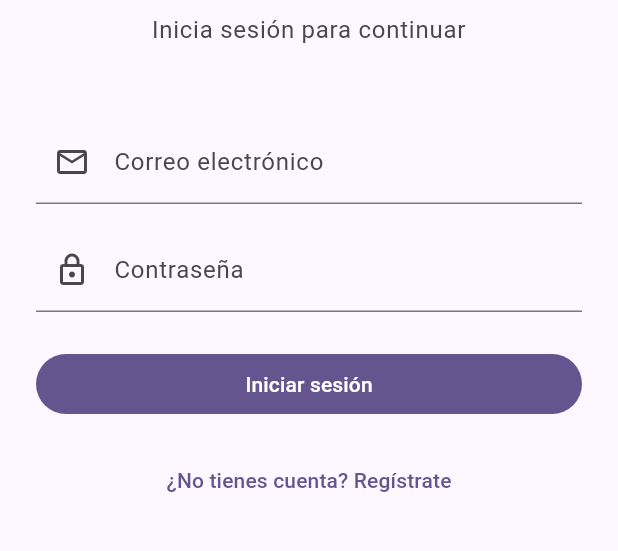
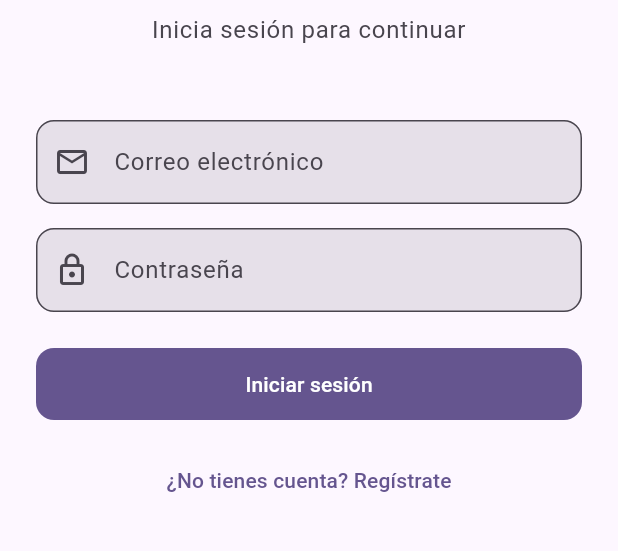
Before and after one commit to Fepe7/habit-ai, a Flutter app: the screen it shows after launch, on a phone screen of 412 x 824 dp, the part 450-1001 px from its top. Run offline on Flutter 3.47's test engine with Material 3 defaults, Android fonts, the phone set to English and light mode, and no system bars; our stand-ins replace cloud_firestore, firebase_auth, firebase_core, go_router; accounts and stored records are empty; generated files the repository leaves out were written again.

Commit message:
configurar sistema de temas dinámicos (claro/oscuro) en el proyecto
Se ha centralizado la configuración visual de la aplicación mediante la creación de `AppTheme`, incluyendo:
- Soporte para `lightTheme` y `darkTheme` respetando la preferencia del sistema.
- Definición de estilos globales para componentes Material 3: `CardTheme`, `FilledButton`, `ElevatedButton`, `InputDecoration` y `AppBar`.
- Implementación de un esquema de colores basado en una semilla común (`0xFF6750A4`).
- Utilidad para asignar colores específicos por categoría de hábito.
- Integración del nuevo tema en `MaterialApp` dentro de `app.dart`.

```diff
--- a/lib/app.dart
+++ b/lib/app.dart
@@ -2,6 +2,7 @@ import 'package:flutter/material.dart';
 import 'package:go_router/go_router.dart';
 import 'features/auth/data/auth_repository.dart';
 import 'core/router/app_router.dart';
+import 'core/theme/app_theme.dart';
 
 // Para poder acceder al AuthRepository desde cualquier pantalla
 // sin tener que pasarlo por constructor
@@ -57,10 +58,9 @@ class _HabitAIAppState extends State<HabitAIApp> {
       child: MaterialApp.router(
         title: 'HabitAI',
         debugShowCheckedModeBanner: false,
-        theme: ThemeData(
-          useMaterial3: true,
-          colorSchemeSeed: const Color(0xFF6750A4),
-        ),
+        theme: AppTheme.lightTheme,
+        darkTheme: AppTheme.darkTheme,
+        themeMode: ThemeMode.system, // respeta la preferencia del dispositivo
         routerConfig: _router,
       ),
     );
--- /dev/null
+++ b/lib/core/theme/app_theme.dart
@@ -0,0 +1,106 @@
+import 'package:flutter/material.dart';
+
+class AppTheme {
+  static const Color seedColor = Color(0xFF6750A4); // violeta Material 3
+
+  static ThemeData get lightTheme {
+    final colorScheme = ColorScheme.fromSeed(
+      seedColor: seedColor,
+      brightness: Brightness.light,
+    );
+    return _buildTheme(colorScheme);
+  }
+
+  static ThemeData get darkTheme {
+    final colorScheme = ColorScheme.fromSeed(
+      seedColor: seedColor,
+      brightness: Brightness.dark,
+    );
+    return _buildTheme(colorScheme);
+  }
+
+  // tema comun para light y dark
+  static ThemeData _buildTheme(ColorScheme colorScheme) {
+    return ThemeData(
+      useMaterial3: true,
+      colorScheme: colorScheme,
+
+      // cards planas con bordes redondeados
+      cardTheme: CardThemeData(
+        elevation: 0,
+        shape: RoundedRectangleBorder(
+          borderRadius: BorderRadius.circular(16),
+        ),
+      ),
+
+      // botones a ancho completo
+      filledButtonTheme: FilledButtonThemeData(
+        style: FilledButton.styleFrom(
+          minimumSize: const Size(double.infinity, 48),
+          shape: RoundedRectangleBorder(
+            borderRadius: BorderRadius.circular(12),
+          ),
+        ),
+      ),
+
+      elevatedButtonTheme: ElevatedButtonThemeData(
+        style: ElevatedButton.styleFrom(
+          minimumSize: const Size(double.infinity, 48),
+          shape: RoundedRectangleBorder(
+            borderRadius: BorderRadius.circular(12),
+          ),
+        ),
+      ),
+
+      textButtonTheme: TextButtonThemeData(
+        style: TextButton.styleFrom(
+          shape: RoundedRectangleBorder(
+            borderRadius: BorderRadius.circular(12),
+          ),
+        ),
+      ),
+
+      // inputs con fondo y bordes redondeados
+      inputDecorationTheme: InputDecorationTheme(
+        filled: true,
+        border: OutlineInputBorder(
+          borderRadius: BorderRadius.circular(12),
+        ),
+      ),
+
+      // appbar sin sombra
+      appBarTheme: AppBarTheme(
+        centerTitle: true,
+        elevation: 0,
+        scrolledUnderElevation: 0,
+        backgroundColor: colorScheme.surface,
+      ),
+
+      // bottom nav bar con M3
+      navigationBarTheme: NavigationBarThemeData(
+        labelBehavior: NavigationDestinationLabelBehavior.onlyShowSelected,
+        indicatorColor: colorScheme.primaryContainer,
+      ),
+    );
+  }
+
+  // colores por categoria de habito
+  static Color categoryColor(String category, ColorScheme scheme) {
+    switch (category) {
+      case 'salud':
+        return const Color(0xFF4CAF50);
+      case 'productividad':
+        return scheme.primary;
+      case 'bienestar':
+        return const Color(0xFF42A5F5);
+      case 'social':
+        return const Color(0xFFFF7043);
+      case 'aprendizaje':
+        return const Color(0xFFAB47BC);
+      case 'finanzas':
+        return const Color(0xFF66BB6A);
+      default:
+        return scheme.tertiary;
+    }
+  }
+}
```
